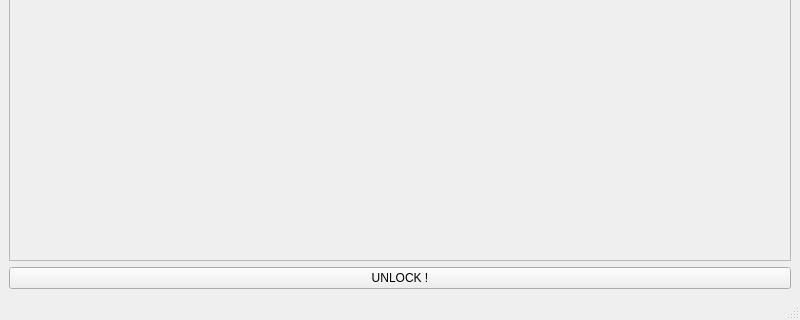
Before: the Qt Designer form designer/settings.ui in neutrons/RefRed, drawn with Qt 5; both pictures show x 0 to 800 and y 280 to 600 of the 800 by 600 pixel window.
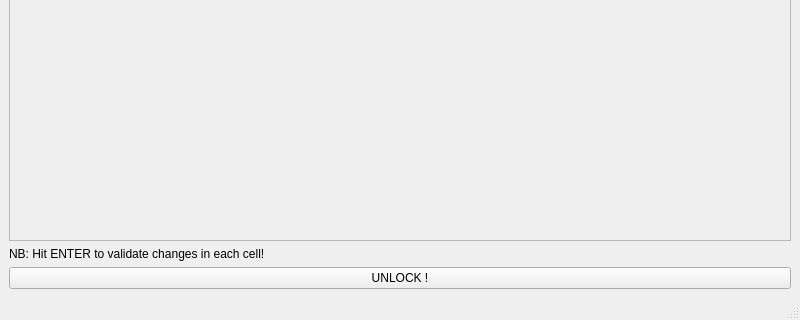
After: the same form once the commit is applied.

Commit message: Implemented QSettings. For now it works at the user level...will move to system level if IS are ok with it

```diff
--- a/designer/settings.ui
+++ b/designer/settings.ui
@@ -50,6 +50,13 @@
       </column>
      </widget>
     </item>
+    <item>
+     <widget class="QLabel" name="label_2">
+      <property name="text">
+       <string>NB: Hit ENTER to validate changes in each cell!</string>
+      </property>
+     </widget>
+    </item>
     <item>
      <widget class="QPushButton" name="lockButton">
       <property name="text">
```
The commit also changes 24 other files.
